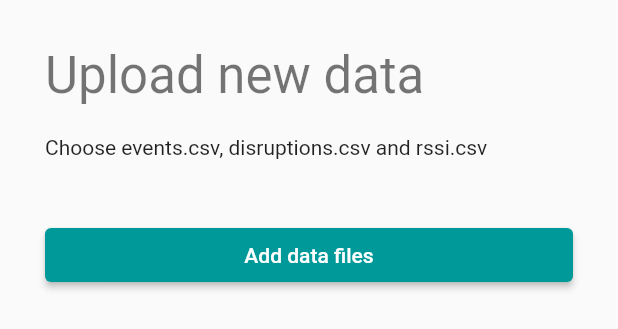
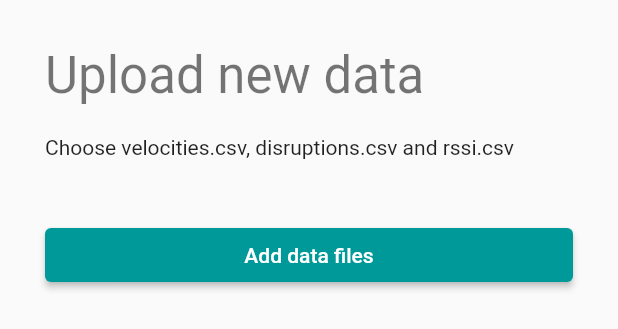
Before and after one commit to eliabieri/hackzurich_2021, a Flutter app: the UploadData widget shown alone on an empty page, opened directly, on a phone screen of 412 x 824 dp. Shown: the top 329 px of the screen. Run offline on Flutter 3.47's test engine with Material 2 defaults, Android fonts, the light colour scheme and no system bars; our stand-ins replace animate_do, auto_size_text, equatable, file_picker, flutter_map, flutter_spinkit and 6 more; missing offline and left inert: flutter_picker, future_progress_dialog, maps_launcher; network calls fail; Roboto replaces fonts that are missing (Siemens).

Commit message:
Use velocities file instead of events file

```diff
--- a/frontend/lib/upload_dialog.dart
+++ b/frontend/lib/upload_dialog.dart
@@ -17,14 +17,14 @@ class UploadData extends StatelessWidget {
       const SizedBox(
         height: 20,
       ),
-      const Text("Choose events.csv, disruptions.csv and rssi.csv"),
+      const Text("Choose velocities.csv, disruptions.csv and rssi.csv"),
       const SizedBox(height: 40),
       ElevatedButton(
           onPressed: () async {
             final result = await FilePicker.platform.pickFiles(
               type: FileType.custom,
               allowMultiple: true,
-              dialogTitle: "Choose events.csv, disruptions.csv and rssi.csv",
+              dialogTitle: "Choose velocities.csv, disruptions.csv and rssi.csv",
               withReadStream: true,
               allowedExtensions: ['csv'],
             );
@@ -59,16 +59,17 @@ class UploadData extends StatelessWidget {
         Uri.parse("http://127.0.0.1:8000/data"),
       );
       Map<String, String> headers = {"Content-type": "multipart/form-data"};
-      final events = filePickerResult.files.firstWhere((element) => "events.csv" == element.name);
+      final velocities =
+          filePickerResult.files.firstWhere((element) => "velocities.csv" == element.name);
       final rssi = filePickerResult.files.firstWhere((element) => "rssi.csv" == element.name);
       final disruptions =
           filePickerResult.files.firstWhere((element) => "disruptions.csv" == element.name);
       request.files.addAll([
         http.MultipartFile(
-          'events',
-          events.readStream!,
-          events.size,
-          filename: events.name,
+          'velocities',
+          velocities.readStream!,
+          velocities.size,
+          filename: velocities.name,
         ),
         http.MultipartFile(
           'rssi',
```
Also changed, not shown: 2 other files.
